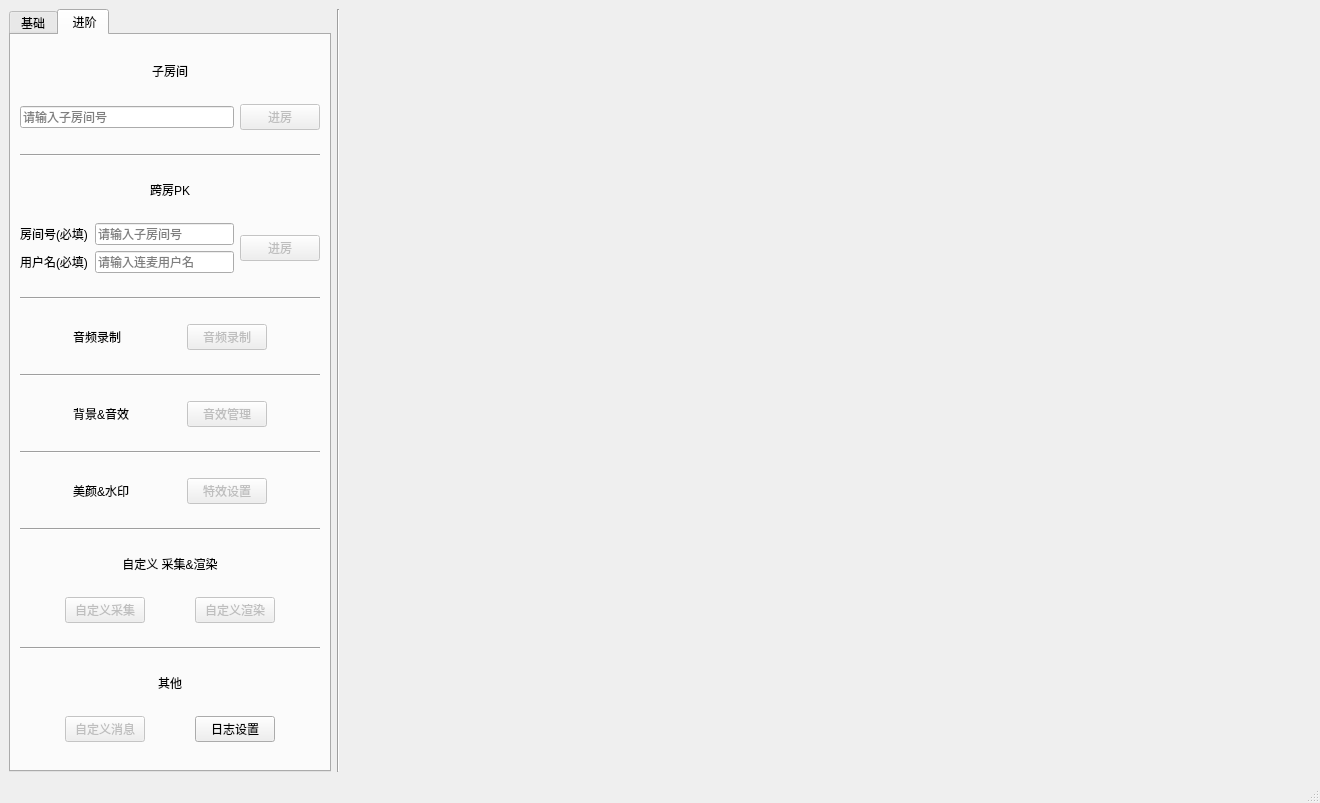
This is Mac/QTDemo/src/MainWindow.ui in tencentyun/TRTCSDK as Qt 5 draws it before an edit. The edited form follows.
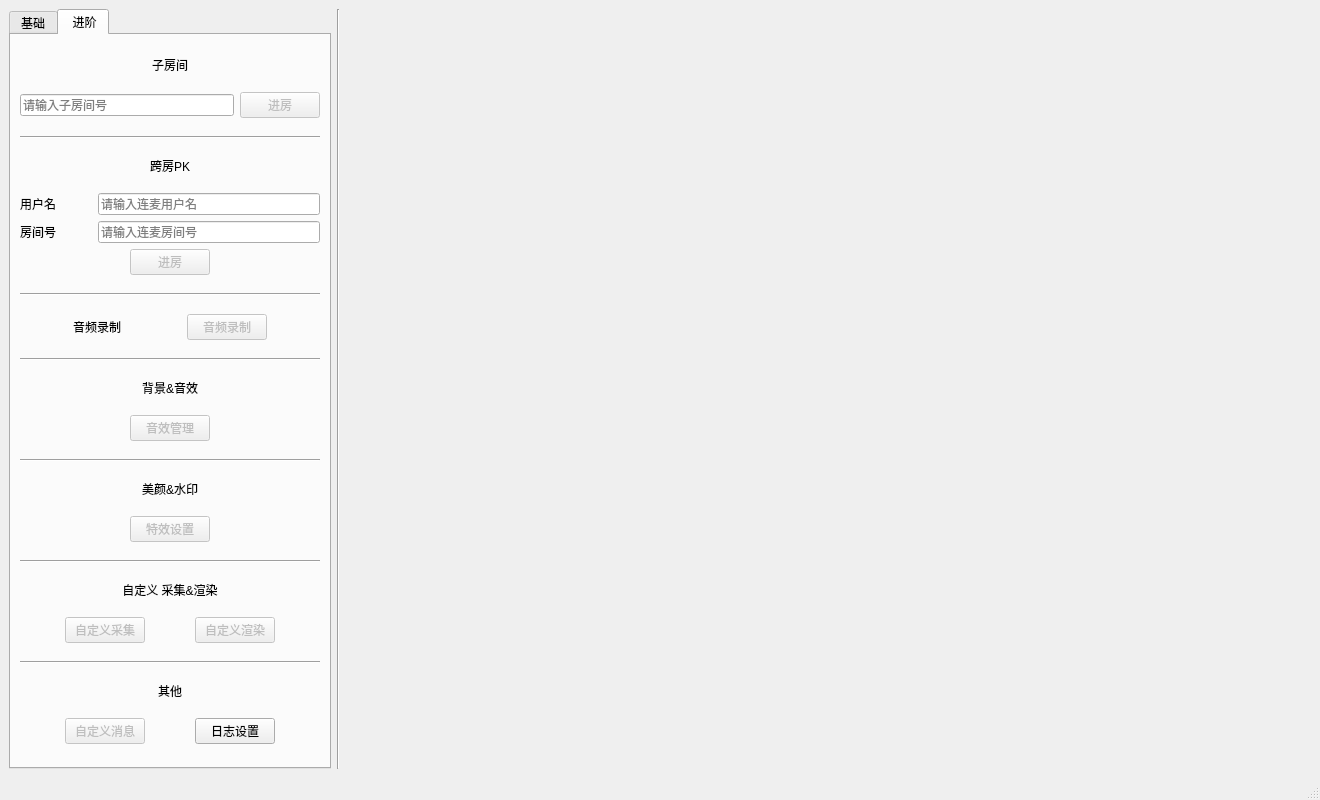
This is the edited form. The open tabs and pages were chosen to show the change.

Diff of the .ui file:
```diff
--- a/Mac/QTDemo/src/MainWindow.ui
+++ b/Mac/QTDemo/src/MainWindow.ui
@@ -7,13 +7,13 @@
     <x>0</x>
     <y>0</y>
     <width>1320</width>
-    <height>803</height>
+    <height>800</height>
    </rect>
   </property>
   <property name="minimumSize">
    <size>
-    <width>1280</width>
-    <height>720</height>
+    <width>1320</width>
+    <height>800</height>
    </size>
   </property>
   <property name="windowTitle">
@@ -939,46 +939,11 @@
         <item>
          <layout class="QHBoxLayout" name="horizontalLayout_2">
           <item>
-           <layout class="QGridLayout" name="gridLayout_4" rowstretch="0,0" columnstretch="0,0,1">
-            <item row="0" column="0">
-             <widget class="QLabel" name="label">
-              <property name="sizePolicy">
-               <sizepolicy hsizetype="Preferred" vsizetype="Preferred">
-                <horstretch>2</horstretch>
-                <verstretch>0</verstretch>
-               </sizepolicy>
-              </property>
-              <property name="text">
-               <string>房间号(必填)</string>
-              </property>
-             </widget>
-            </item>
+           <layout class="QGridLayout" name="gridLayout_4" rowstretch="0,0,0,0" columnstretch="0,0,0">
+            <property name="sizeConstraint">
+             <enum>QLayout::SetNoConstraint</enum>
+            </property>
             <item row="1" column="1" colspan="2">
-             <widget class="QLineEdit" name="lineEtOtherUserId">
-              <property name="sizePolicy">
-               <sizepolicy hsizetype="Preferred" vsizetype="Fixed">
-                <horstretch>3</horstretch>
-                <verstretch>0</verstretch>
-               </sizepolicy>
-              </property>
-              <property name="inputMethodHints">
-               <set>Qt::ImhDigitsOnly</set>
-              </property>
-              <property name="text">
-               <string/>
-              </property>
-              <property name="readOnly">
-               <bool>false</bool>
-              </property>
-              <property name="placeholderText">
-               <string>请输入连麦用户名</string>
-              </property>
-              <property name="clearButtonEnabled">
-               <bool>false</bool>
-              </property>
-             </widget>
-            </item>
-            <item row="0" column="1" colspan="2">
              <widget class="QLineEdit" name="lineEtOtherRoomId">
               <property name="sizePolicy">
                <sizepolicy hsizetype="Preferred" vsizetype="Fixed">
@@ -996,14 +961,27 @@
                <bool>false</bool>
               </property>
               <property name="placeholderText">
-               <string>请输入子房间号</string>
+               <string>请输入连麦房间号</string>
               </property>
               <property name="clearButtonEnabled">
                <bool>false</bool>
               </property>
              </widget>
             </item>
-            <item row="1" column="0">
+            <item row="0" column="0" alignment="Qt::AlignLeft">
+             <widget class="QLabel" name="label">
+              <property name="sizePolicy">
+               <sizepolicy hsizetype="Preferred" vsizetype="Preferred">
+                <horstretch>2</horstretch>
+                <verstretch>0</verstretch>
+               </sizepolicy>
+              </property>
+              <property name="text">
+               <string>用户名</string>
+              </property>
+             </widget>
+            </item>
+            <item row="1" column="0" alignment="Qt::AlignLeft">
              <widget class="QLabel" name="label_2">
               <property name="sizePolicy">
                <sizepolicy hsizetype="Preferred" vsizetype="Preferred">
@@ -1012,28 +990,59 @@
                </sizepolicy>
               </property>
               <property name="text">
-               <string>用户名(必填)</string>
+               <string>房间号</string>
+              </property>
+             </widget>
+            </item>
+            <item row="0" column="1" colspan="2">
+             <widget class="QLineEdit" name="lineEtOtherUserId">
+              <property name="sizePolicy">
+               <sizepolicy hsizetype="Preferred" vsizetype="Fixed">
+                <horstretch>3</horstretch>
+                <verstretch>0</verstretch>
+               </sizepolicy>
+              </property>
+              <property name="inputMethodHints">
+               <set>Qt::ImhDigitsOnly</set>
+              </property>
+              <property name="text">
+               <string notr="true"/>
+              </property>
+              <property name="readOnly">
+               <bool>false</bool>
+              </property>
+              <property name="placeholderText">
+               <string>请输入连麦用户名</string>
+              </property>
+              <property name="clearButtonEnabled">
+               <bool>false</bool>
+              </property>
+             </widget>
+            </item>
+            <item row="3" column="0" colspan="3" alignment="Qt::AlignHCenter">
+             <widget class="QPushButton" name="btnEnterOtherRoom">
+              <property name="enabled">
+               <bool>false</bool>
+              </property>
+              <property name="sizePolicy">
+               <sizepolicy hsizetype="Fixed" vsizetype="Fixed">
+                <horstretch>0</horstretch>
+                <verstretch>0</verstretch>
+               </sizepolicy>
+              </property>
+              <property name="contextMenuPolicy">
+               <enum>Qt::DefaultContextMenu</enum>
+              </property>
+              <property name="layoutDirection">
+               <enum>Qt::LeftToRight</enum>
+              </property>
+              <property name="text">
+               <string>进房</string>
               </property>
              </widget>
             </item>
            </layout>
           </item>
-          <item>
-           <widget class="QPushButton" name="btnEnterOtherRoom">
-            <property name="enabled">
-             <bool>false</bool>
-            </property>
-            <property name="sizePolicy">
-             <sizepolicy hsizetype="Fixed" vsizetype="Fixed">
-              <horstretch>0</horstretch>
-              <verstretch>0</verstretch>
-             </sizepolicy>
-            </property>
-            <property name="text">
-             <string>进房</string>
-            </property>
-           </widget>
-          </item>
          </layout>
         </item>
         <item>
@@ -1125,6 +1134,22 @@
           </property>
          </widget>
         </item>
+        <item>
+         <widget class="QLabel" name="label_16">
+          <property name="sizePolicy">
+           <sizepolicy hsizetype="Preferred" vsizetype="Fixed">
+            <horstretch>0</horstretch>
+            <verstretch>0</verstretch>
+           </sizepolicy>
+          </property>
+          <property name="text">
+           <string>背景&amp;音效</string>
+          </property>
+          <property name="alignment">
+           <set>Qt::AlignCenter</set>
+          </property>
+         </widget>
+        </item>
         <item>
          <layout class="QHBoxLayout" name="horizontalLayout_10">
           <item>
@@ -1140,35 +1165,6 @@
             </property>
            </spacer>
           </item>
-          <item>
-           <widget class="QLabel" name="label_16">
-            <property name="sizePolicy">
-             <sizepolicy hsizetype="Fixed" vsizetype="Fixed">
-              <horstretch>0</horstretch>
-              <verstretch>0</verstretch>
-             </sizepolicy>
-            </property>
-            <property name="text">
-             <string>背景&amp;音效</string>
-            </property>
-            <property name="alignment">
-             <set>Qt::AlignLeading|Qt::AlignLeft|Qt::AlignVCenter</set>
-            </property>
-           </widget>
-          </item>
-          <item>
-           <spacer name="horizontalSpacer_2">
-            <property name="orientation">
-             <enum>Qt::Horizontal</enum>
-            </property>
-            <property name="sizeHint" stdset="0">
-             <size>
-              <width>40</width>
-              <height>20</height>
-             </size>
-            </property>
-           </spacer>
-          </item>
           <item>
            <widget class="QPushButton" name="btnStartBGMSetting">
             <property name="enabled">
@@ -1207,6 +1203,22 @@
           </property>
          </widget>
         </item>
+        <item>
+         <widget class="QLabel" name="label_20">
+          <property name="sizePolicy">
+           <sizepolicy hsizetype="Preferred" vsizetype="Fixed">
+            <horstretch>0</horstretch>
+            <verstretch>0</verstretch>
+           </sizepolicy>
+          </property>
+          <property name="text">
+           <string>美颜&amp;水印</string>
+          </property>
+          <property name="alignment">
+           <set>Qt::AlignCenter</set>
+          </property>
+         </widget>
+        </item>
         <item>
          <layout class="QHBoxLayout" name="horizontalLayout_11">
           <item>
@@ -1222,35 +1234,6 @@
             </property>
            </spacer>
           </item>
-          <item>
-           <widget class="QLabel" name="label_20">
-            <property name="sizePolicy">
-             <sizepolicy hsizetype="Fixed" vsizetype="Fixed">
-              <horstretch>0</horstretch>
-              <verstretch>0</verstretch>
-             </sizepolicy>
-            </property>
-            <property name="text">
-             <string>美颜&amp;水印</string>
-            </property>
-            <property name="alignment">
-             <set>Qt::AlignLeading|Qt::AlignLeft|Qt::AlignVCenter</set>
-            </property>
-           </widget>
-          </item>
-          <item>
-           <spacer name="horizontalSpacer_8">
-            <property name="orientation">
-             <enum>Qt::Horizontal</enum>
-            </property>
-            <property name="sizeHint" stdset="0">
-             <size>
-              <width>40</width>
-              <height>20</height>
-             </size>
-            </property>
-           </spacer>
-          </item>
           <item>
            <widget class="QPushButton" name="pushButtonBeautyWaterMark">
             <property name="enabled">
```
Left out of the diff: 186 changed lines with no effect on the pictures.
